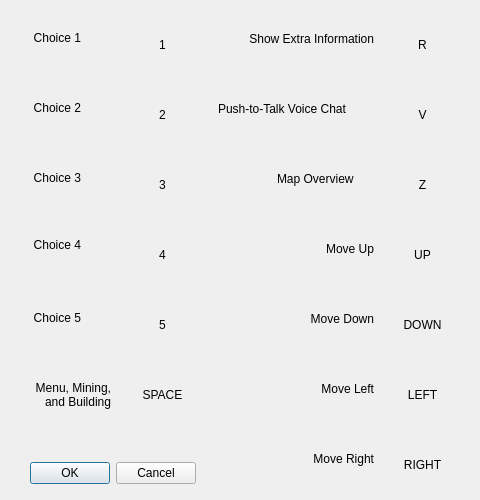
Before: the Qt Designer form src/client/keymap.ui in dc2011/td, drawn with Qt 5.
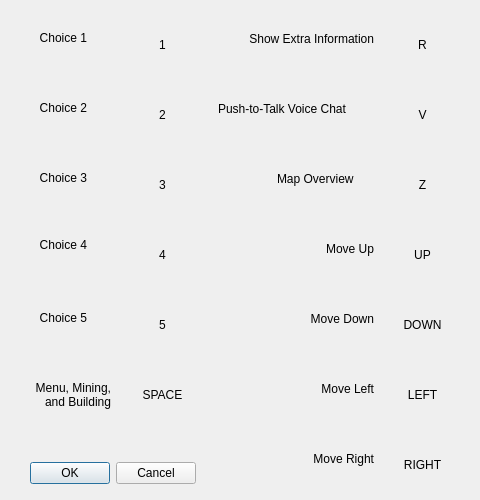
After: the same form once the commit is applied. Custom widgets are drawn as their Qt base class.

The edit to the form file:
```diff
--- a/src/client/keymap.ui
+++ b/src/client/keymap.ui
@@ -67,7 +67,7 @@
   <widget class="QLabel" name="lblChoice1">
    <property name="geometry">
     <rect>
-     <x>25</x>
+     <x>31</x>
      <y>29</y>
      <width>56</width>
      <height>17</height>
@@ -83,7 +83,7 @@
   <widget class="QLabel" name="lblChoice2">
    <property name="geometry">
     <rect>
-     <x>24</x>
+     <x>30</x>
      <y>99</y>
      <width>57</width>
      <height>17</height>
@@ -118,7 +118,7 @@
   <widget class="QLabel" name="lblChoice3">
    <property name="geometry">
     <rect>
-     <x>24</x>
+     <x>30</x>
      <y>169</y>
      <width>57</width>
      <height>17</height>
@@ -153,7 +153,7 @@
   <widget class="QLabel" name="lblChoice4">
    <property name="geometry">
     <rect>
-     <x>24</x>
+     <x>30</x>
      <y>236</y>
      <width>57</width>
      <height>17</height>
@@ -188,7 +188,7 @@
   <widget class="QLabel" name="lblChoice5">
    <property name="geometry">
     <rect>
-     <x>24</x>
+     <x>30</x>
      <y>309</y>
      <width>57</width>
      <height>17</height>
```
